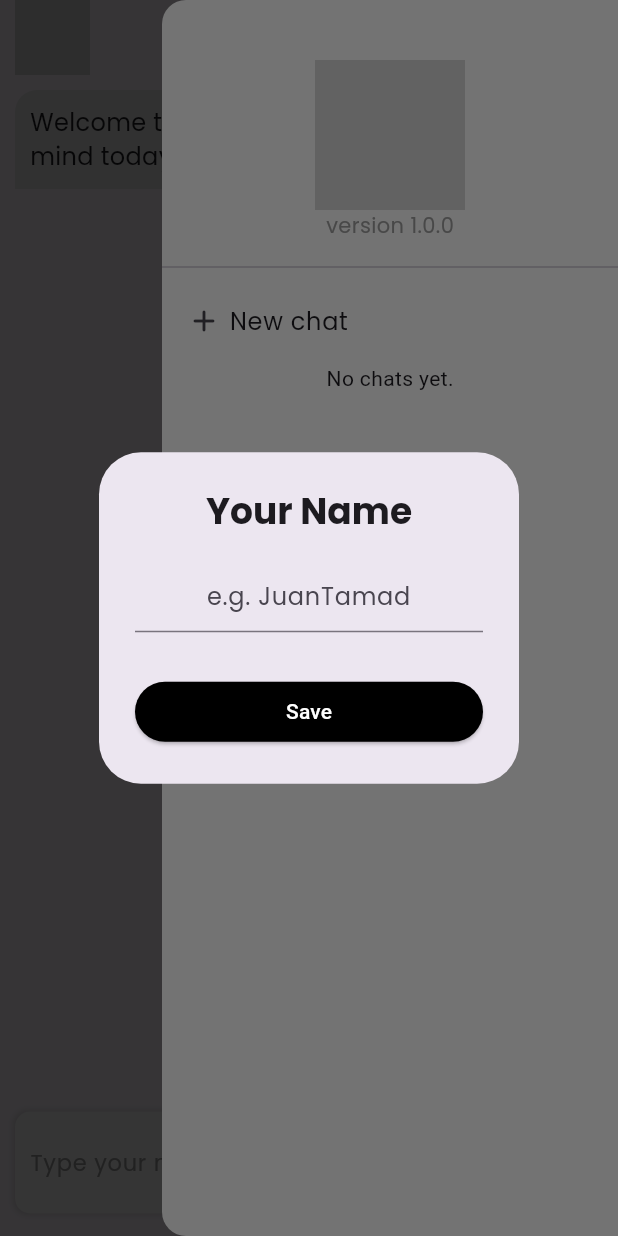
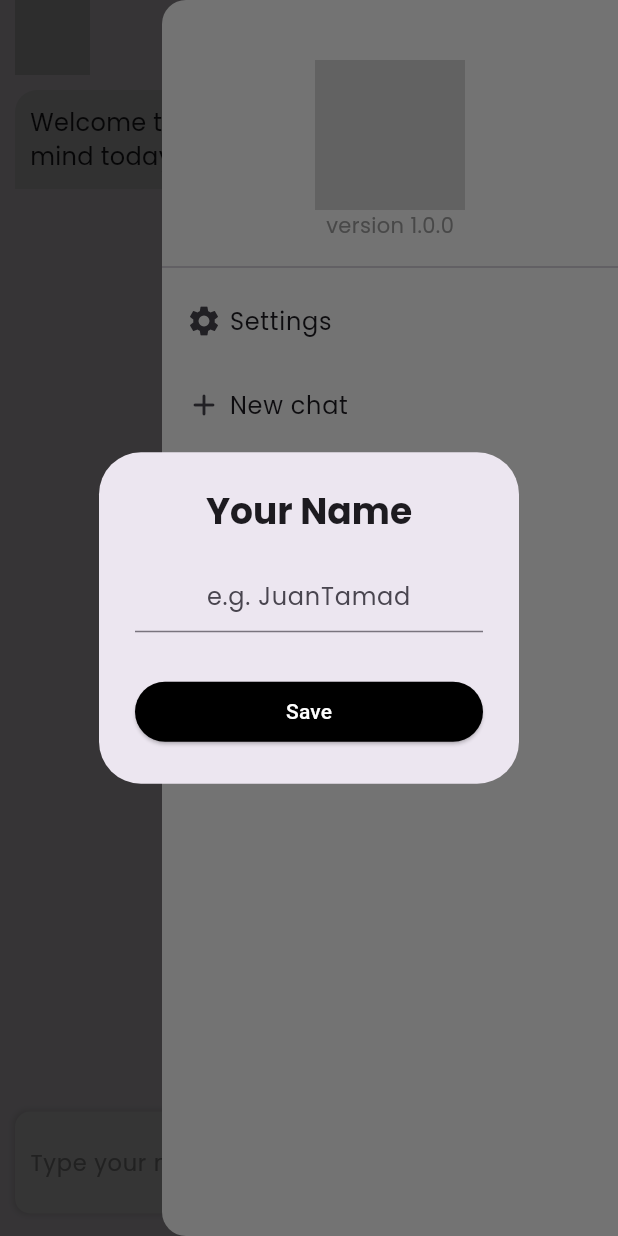
Before and after one commit to CodeBuddySLTNS/flex.ai, a Flutter app: the screen it shows after launch, with the side drawer open, on a phone screen of 412 x 824 dp. Run offline on Flutter 3.47's test engine with Material 3 defaults, Android fonts, the phone set to English and light mode, and no system bars; drawn by our look-alikes of flutter_markdown; our stand-ins replace flutter_dotenv, flutter_riverpod, flutter_svg, go_router, shared_preferences, supabase_flutter; accounts and stored records are empty; statements that could not run were skipped.

Commit message:
fix: add settings icon to sidebar drawer

```diff
--- a/lib/components/sidebar_drawer.dart
+++ b/lib/components/sidebar_drawer.dart
@@ -32,6 +32,20 @@ class SidebarDrawer extends ConsumerWidget {
             ListTile(
               title: Row(
                 children: [
+                  Icon(Icons.settings),
+                  SizedBox(width: 5),
+                  Text("Settings", style: TextStyle(fontFamily: "Poppins")),
+                ],
+              ),
+              onTap: () {
+                context.pop();
+                context.go("/settings");
+              },
+            ),
+
+            ListTile(
+              title: Row(
+                children: [
                   Icon(Icons.add_rounded),
                   SizedBox(width: 5),
                   Text("New chat", style: TextStyle(fontFamily: "Poppins")),
@@ -42,6 +56,7 @@ class SidebarDrawer extends ConsumerWidget {
                 ref.read(modelProvider.notifier).state = 'flex_ai';
                 ref.read(selectedModelProvider.notifier).state =
                     'bbfb75e2-2a4e-4843-be60-0751440026db';
+                debugPrint("dcd");
                 context.pop();
               },
             ),
```
